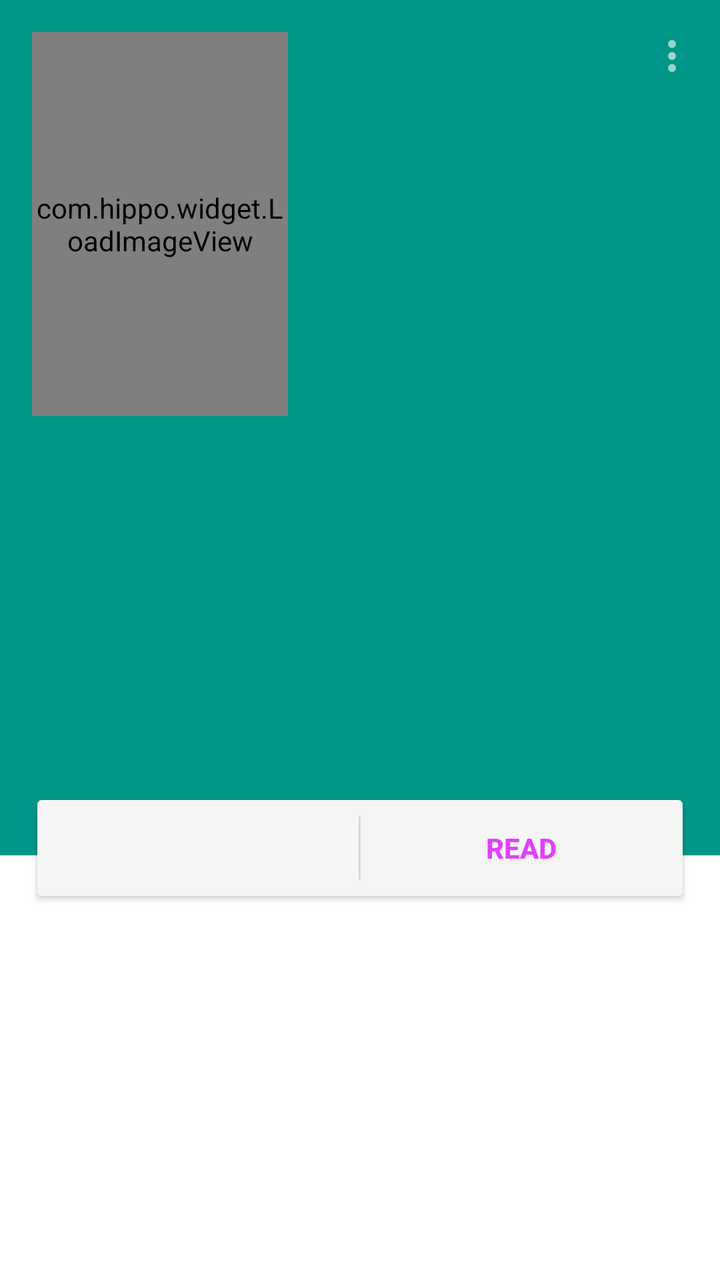
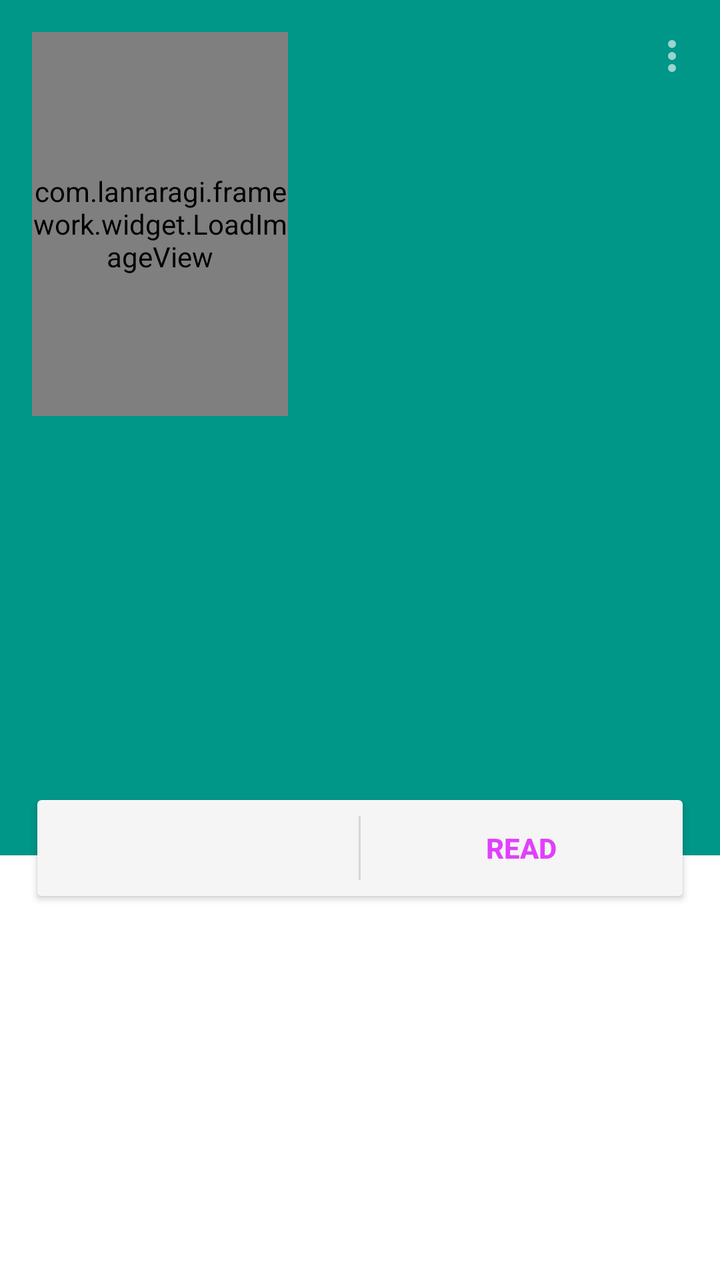

The first picture is an Android layout as it rendered before a commit; the second is the same layout after the commit. The layout source and the unified diff follow.
<!-- AndroidManifest.xml: application theme AppTheme -->
<!-- res/layout/gallery_detail_header.xml -->
<?xml version="1.0" encoding="utf-8"?>
<androidx.constraintlayout.widget.ConstraintLayout
    xmlns:android="http://schemas.android.com/apk/res/android"
    xmlns:app="http://schemas.android.com/apk/res-auto"
    android:id="@+id/header"
    android:layout_width="match_parent"
    android:layout_height="wrap_content">

    
    <View
        android:id="@+id/color_bg"
        android:layout_width="0dp"
        android:layout_height="0dp"
        android:layout_marginBottom="24dp"
        android:background="?attr/galleryDetailHeaderBackgroundColor"
        app:layout_constraintBottom_toBottomOf="@id/action_card"
        app:layout_constraintEnd_toEndOf="parent"
        app:layout_constraintStart_toStartOf="parent"
        app:layout_constraintTop_toTopOf="parent" />

    <com.hippo.widget.LoadImageView
        android:id="@+id/thumb"
        android:layout_width="@dimen/gallery_detail_thumb_width"
        android:layout_height="@dimen/gallery_detail_thumb_height"
        android:layout_marginStart="@dimen/keyline_margin"
        android:layout_marginTop="@dimen/keyline_margin"
        android:layout_marginBottom="@dimen/keyline_margin"
        android:scaleType="fitCenter"
        app:layout_constraintStart_toStartOf="parent"
        app:layout_constraintTop_toTopOf="parent" />

    <ImageView
        android:id="@+id/other_actions"
        android:layout_width="48dp"
        android:layout_height="56dp"
        android:background="?selectableItemBackgroundBorderless"
        android:clickable="true"
        android:focusable="true"
        android:paddingStart="12dp"
        android:paddingTop="16dp"
        android:paddingEnd="12dp"
        android:paddingBottom="16dp"
        app:layout_constraintEnd_toEndOf="parent"
        app:layout_constraintTop_toTopOf="parent"
        app:srcCompat="@drawable/v_dots_vertical_secondary_dark_x24"
        android:contentDescription="@string/cd_more_options" />

    <TextView
        android:id="@+id/title"
        android:layout_width="0dp"
        android:layout_height="wrap_content"
        android:layout_marginStart="@dimen/keyline_margin"
        android:ellipsize="end"
        android:maxLines="5"
        android:textColor="@android:color/white"
        android:textSize="@dimen/text_little_large"
        app:layout_constraintEnd_toStartOf="@id/other_actions"
        app:layout_constraintStart_toEndOf="@id/thumb"
        app:layout_constraintTop_toTopOf="@id/thumb" />

    <TextView
        android:id="@+id/uploader"
        android:layout_width="0dp"
        android:layout_height="wrap_content"
        android:layout_marginTop="8dp"
        android:layout_marginEnd="@dimen/keyline_margin"
        android:background="?selectableItemBackgroundBorderless"
        android:ellipsize="end"
        android:singleLine="true"
        android:textColor="@android:color/white"
        android:textSize="@dimen/text_little_small"
        app:layout_constraintEnd_toStartOf="@id/other_actions"
        app:layout_constraintStart_toStartOf="@id/title"
        app:layout_constraintTop_toBottomOf="@id/title" />

    
    <TextView
        android:id="@+id/source_badge"
        android:layout_width="wrap_content"
        android:layout_height="wrap_content"
        android:layout_marginTop="6dp"
        android:paddingStart="6dp"
        android:paddingEnd="6dp"
        android:paddingTop="2dp"
        android:paddingBottom="2dp"
        android:textSize="@dimen/text_little_small"
        android:visibility="gone"
        app:layout_constraintStart_toStartOf="@id/uploader"
        app:layout_constraintTop_toBottomOf="@id/uploader" />

    
    <androidx.constraintlayout.widget.Barrier
        android:id="@+id/view_head_bottom"
        android:layout_width="wrap_content"
        android:layout_height="wrap_content"
        app:barrierDirection="bottom"
        app:constraint_referenced_ids="thumb,uploader,source_badge" />

    <com.hippo.ehviewer.widget.ArchiverDownloadProgress
        android:id="@+id/archiver_download_progress"
        android:layout_width="match_parent"
        android:layout_height="wrap_content"
        android:visibility="gone"
        app:layout_constraintEnd_toEndOf="parent"
        app:layout_constraintStart_toStartOf="parent"
        app:layout_constraintTop_toBottomOf="@id/view_head_bottom" />

    <TextView
        android:id="@+id/new_version"
        style="@style/ButtonNewVersion"
        android:layout_width="wrap_content"
        android:layout_height="wrap_content"
        android:layout_marginStart="@dimen/keyline_margin"
        android:layout_marginEnd="@dimen/keyline_margin"
        android:clickable="true"
        android:focusable="true"
        android:text="@string/have_new_version"
        android:textColor="?attr/textColorThemePrimary2"
        android:visibility="gone"
        app:layout_constraintStart_toStartOf="parent"
        app:layout_constraintTop_toBottomOf="@id/archiver_download_progress" />

    <com.google.android.material.card.MaterialCardView
        android:id="@+id/action_card"
        style="@style/CardView.Normal"
        android:layout_width="0dp"
        android:layout_height="wrap_content"
        android:layout_marginStart="@dimen/keyline_margin"
        android:layout_marginEnd="@dimen/keyline_margin"
        app:cardUseCompatPadding="true"
        app:layout_constraintBottom_toBottomOf="parent"
        app:layout_constraintEnd_toEndOf="parent"
        app:layout_constraintStart_toStartOf="parent"
        app:layout_constraintTop_toBottomOf="@id/new_version">

        <LinearLayout
            android:layout_width="match_parent"
            android:layout_height="wrap_content"
            android:orientation="horizontal">

            <TextView
                android:id="@+id/download"
                style="@style/ButtonInCard"
                android:layout_width="0dp"
                android:layout_height="wrap_content"
                android:layout_weight="1"
                android:background="?selectableItemBackgroundBorderless"
                android:clickable="true"
                android:focusable="true"
                android:textColor="?attr/textColorThemePrimary" />

            <View
                android:layout_width="1dp"
                android:layout_height="match_parent"
                android:layout_marginTop="8dp"
                android:layout_marginBottom="8dp"
                android:background="?attr/dividerColor" />

            <TextView
                android:id="@+id/read"
                style="@style/ButtonInCard"
                android:layout_width="0dp"
                android:layout_height="wrap_content"
                android:layout_weight="1"
                android:background="?selectableItemBackgroundBorderless"
                android:clickable="true"
                android:focusable="true"
                android:text="@string/read"
                android:textColor="?attr/textColorThemeAccent" />

        </LinearLayout>

    </com.google.android.material.card.MaterialCardView>

</androidx.constraintlayout.widget.ConstraintLayout>
<!-- resources referenced by this layout -->
<resources>
  <dimen name="gallery_detail_thumb_height">192dp</dimen>
  <dimen name="gallery_detail_thumb_width">128dp</dimen>
  <dimen name="keyline_margin">16dp</dimen>
  <dimen name="text_little_large">20sp</dimen>
  <dimen name="text_little_small">16sp</dimen>
  <string name="cd_more_options">More options</string>
  <string name="have_new_version">Click to see new gallery version</string>
  <string name="read">Read</string>
  <style name="AppTheme" parent="BaseTheme">
          <item name="android:windowBackground">@color/white</item>
      </style>
  <string name="pd_dots_vertical" translatable="false">M12,16A2,2 0 0,1 14,18A2,2 0 0,1 12,20A2,2 0 0,1 10,18A2,2 0 0,1 12,16M12,10A2,2 0 0,1 14,12A2,2 0 0,1 12,14A2,2 0 0,1 10,12A2,2 0 0,1 12,10M12,4A2,2 0 0,1 14,6A2,2 0 0,1 12,8A2,2 0 0,1 10,6A2,2 0 0,1 12,4Z</string>
  <color name="secondary_drawable_dark">#99ffffff</color>
  <color name="white">#ffffffff</color>
  <color name="colorPrimary">@color/teal_500</color>
  <color name="popupWindow_background_light">#ffF2F2F2</color>
  <style name="ThemeChangeButtonStyleLight" parent="@style/Widget.AppCompat.Button.Borderless.Colored">
          <item name="textColor">@color/colorAccent</item>
          <item name="backgroundColor">@color/white</item>
      </style>
  <color name="colorPrimaryDark">@color/teal_700</color>
  <color name="colorAccent">@color/purple_a200</color>
  <style name="ActionBarStyle" parent="@style/Widget.AppCompat.ActionBar.Solid">
          <item name="background">?attr/toolbarColor</item>
      </style>
  <color name="divider_light">#20000000</color>
  <color name="loading_indicator_blue">#ff1d87e4</color>
  <color name="primary_drawable_light">#8a000000</color>
  <color name="secondary_drawable_light">#42000000</color>
  <color name="content_light">@color/grey_100</color>
  <color name="progress_light">@color/colorAccent</color>
  <color name="guide_bg">#e5009688</color>
  <color name="tag_group_background_light">@color/colorAccent</color>
  <color name="tag_background_light">@color/colorPrimary</color>
  <color name="lrr_server_badge_0_bg_light">#FBF3DB</color>
  <color name="lrr_server_badge_1_bg_light">#FAEBDD</color>
  <color name="lrr_server_badge_2_bg_light">#FBE4E4</color>
  <color name="lrr_server_badge_3_bg_light">#DDEBF1</color>
  <color name="lrr_server_badge_4_bg_light">#DDEDEA</color>
  <color name="lrr_server_badge_5_bg_light">#EAE4F2</color>
  <color name="lrr_server_badge_6_bg_light">#F4DFEB</color>
  <color name="lrr_server_badge_7_bg_light">#F4EEEE</color>
  <color name="lrr_server_badge_0_fg_light">#B17C00</color>
  <color name="lrr_server_badge_1_fg_light">#B05300</color>
  <color name="lrr_server_badge_2_fg_light">#C0392B</color>
  <color name="lrr_server_badge_3_fg_light">#0B6E99</color>
  <color name="lrr_server_badge_4_fg_light">#0F7B6C</color>
  <color name="lrr_server_badge_5_fg_light">#6940A5</color>
  <color name="lrr_server_badge_6_fg_light">#AD1A72</color>
  <color name="lrr_server_badge_7_fg_light">#6B4D3E</color>
  <color name="lrr_server_active_row_bg_light">#1F009688</color>
  <color name="teal_700">#ff00796b</color>
  <color name="gallery_detail_button_background_light">@color/grey_100</color>
  <!-- drawable divider_gallery_detail_light (drawable) -->
  <?xml version="1.0" encoding="utf-8"?>
  <shape
      xmlns:android="http://schemas.android.com/apk/res/android">
  
      <solid
          android:color="@color/divider_light"/>
  
      <size
          android:height="1dp"/>
  
  </shape>
  <color name="colorLimitCountBg">#ff009688</color>
  <color name="shape_color_limits">@color/teal_500</color>
  <color name="home_shadow_color">@color/grey_350</color>
  <color name="icon_color">@color/grey_100</color>
  <color name="teal_500">#ff009688</color>
  <color name="purple_a200">#ffe040fb</color>
  <color name="grey_100">#fff5f5f5</color>
  <color name="grey_350">#ffcfcfcf</color>
  <!-- unchanged entries left out for length: 6 -->
</resources>

<!-- the commit's change to res/layout/gallery_detail_header.xml (unified diff, before → after) -->
@@ -18,7 +18,7 @@
         app:layout_constraintStart_toStartOf="parent"
         app:layout_constraintTop_toTopOf="parent" />
 
-    <com.hippo.widget.LoadImageView
+    <com.lanraragi.framework.widget.LoadImageView
         android:id="@+id/thumb"
         android:layout_width="@dimen/gallery_detail_thumb_width"
         android:layout_height="@dimen/gallery_detail_thumb_height"
